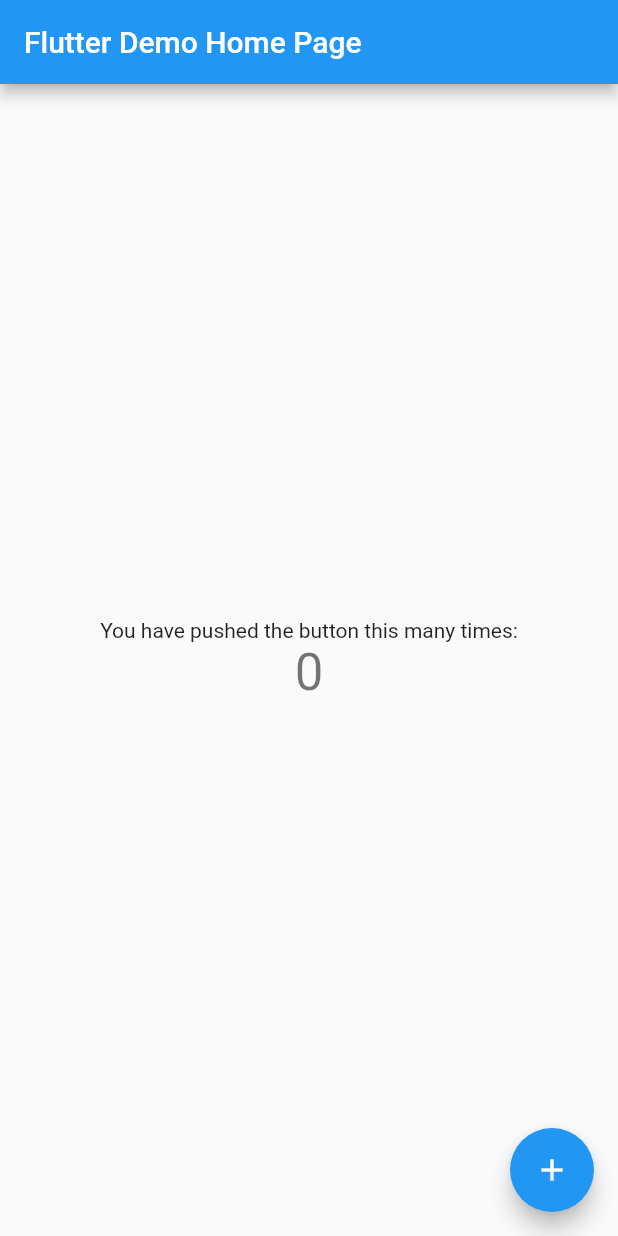
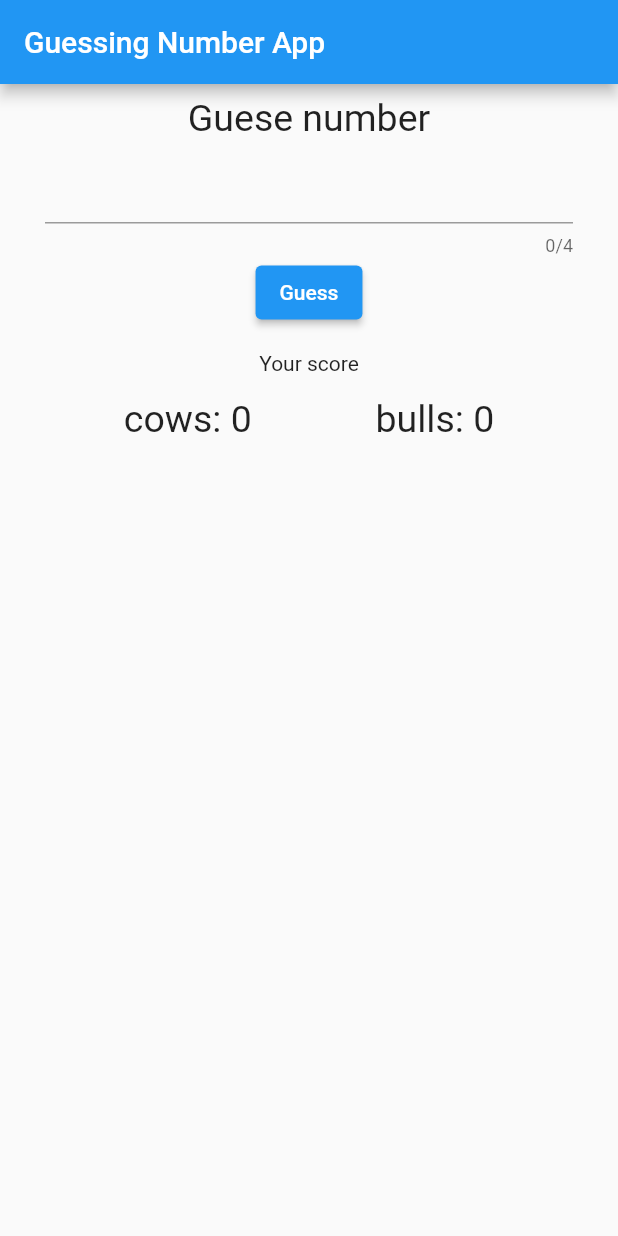
Before and after one commit to Phonekham/flutter_exercise, a Flutter app: the screen it shows after launch, on a phone screen of 412 x 824 dp. Run offline on Flutter 3.47's test engine with Material 2 defaults, Android fonts, the light colour scheme and no system bars.

Commit message:
guessing and display cows bulls

```diff
--- /dev/null
+++ b/lib/features/guessing_number/screen/guessing_number.dart
@@ -0,0 +1,161 @@
+import 'package:flutter/material.dart';
+import 'dart:math' show Random;
+import 'dart:io';
+
+class GuessingNumber extends StatefulWidget {
+  const GuessingNumber({Key? key}) : super(key: key);
+
+  @override
+  State<GuessingNumber> createState() => _GuessingNumberState();
+}
+
+class _GuessingNumberState extends State<GuessingNumber> {
+  int count = 0;
+  int cows = 0;
+  int bulls = 0;
+  bool game_over = false;
+  final _numberController = TextEditingController();
+
+  int _randomNumber() {
+    var MAX = 9;
+    var randomizer = Random();
+    var num = randomizer.nextInt(MAX);
+    return num;
+  }
+
+  String _computeNumber() {
+    final fisrt = _randomNumber();
+    final second = _randomNumber();
+    final third = _randomNumber();
+    final fourth = _randomNumber();
+    var rnd = fisrt.toString() +
+        second.toString() +
+        third.toString() +
+        fourth.toString();
+    return rnd;
+  }
+
+  bool? _verifyEntryNumber(number) {
+    number = number.toString();
+    bool verify = true;
+    for (var i = 0; i < 4; i++) {
+      if (number.lastIndexOf) {}
+    }
+  }
+
+  void _check() {
+    if (_numberController.text.length < 4) {
+      return;
+    }
+    final rnd = _computeNumber();
+    final rnd1 = rnd[0];
+    final rnd2 = rnd[1];
+    final rnd3 = rnd[2];
+    final rnd4 = rnd[3];
+    final input1 = _numberController.text[0];
+    final input2 = _numberController.text[1];
+    final input3 = _numberController.text[2];
+    final input4 = _numberController.text[3];
+    if (rnd1 == input1) {
+      setState(() {
+        cows++;
+      });
+    } else if (input1 == rnd2 || input1 == rnd3 || input1 == input4) {
+      setState(() {
+        bulls++;
+      });
+    }
+
+    if (rnd2 == input2) {
+      setState(() {
+        cows++;
+      });
+    } else if (input2 == rnd1 || input2 == rnd3 || input2 == input4) {
+      setState(() {
+        bulls++;
+      });
+    }
+
+    if (rnd3 == input3) {
+      setState(() {
+        cows++;
+      });
+    } else if (input3 == rnd1 || input3 == rnd2 || input3 == input4) {
+      setState(() {
+        bulls++;
+      });
+    }
+
+    if (rnd4 == input4) {
+      setState(() {
+        cows++;
+      });
+    } else if (input4 == rnd1 || input4 == rnd2 || input4 == input3) {
+      setState(() {
+        bulls++;
+      });
+    }
+
+    print(rnd);
+    print(_numberController.text);
+    print(cows);
+    print(bulls);
+  }
+
+  @override
+  Widget build(BuildContext context) {
+    return Scaffold(
+      appBar: AppBar(
+        title: Text('Guessing Number App'),
+      ),
+      body: SafeArea(
+        child: Column(
+          children: [
+            Padding(
+              padding: EdgeInsets.all(8.0),
+              child: Center(
+                  child: Text(
+                'Guese number',
+                style: TextStyle(fontSize: 25),
+              )),
+            ),
+            Padding(
+              padding: EdgeInsets.only(right: 30.0, left: 30),
+              child: TextFormField(
+                keyboardType: TextInputType.number,
+                maxLength: 4,
+                controller: _numberController,
+                // onChanged: (value) {
+                //   print(value);
+                // }
+              ),
+            ),
+            Center(
+              child: ElevatedButton(onPressed: _check, child: Text('Guess')),
+            ),
+            Padding(
+              padding: const EdgeInsets.all(15.0),
+              child: Text('Your score'),
+            ),
+            Center(
+              child: Row(
+                crossAxisAlignment: CrossAxisAlignment.center,
+                mainAxisAlignment: MainAxisAlignment.spaceEvenly,
+                children: [
+                  Text(
+                    'cows: ${cows}',
+                    style: TextStyle(fontSize: 25),
+                  ),
+                  Text(
+                    'bulls: ${bulls}',
+                    style: TextStyle(fontSize: 25),
+                  )
+                ],
+              ),
+            )
+          ],
+        ),
+      ),
+    );
+  }
+}
--- a/lib/main.dart
+++ b/lib/main.dart
@@ -1,4 +1,5 @@
 import 'package:flutter/material.dart';
+import 'package:flutter_exercise/features/guessing_number/screen/guessing_number.dart';
 
 void main() {
   runApp(const MyApp());
@@ -13,18 +14,9 @@
     return MaterialApp(
       title: 'Flutter Demo',
       theme: ThemeData(
-        // This is the theme of your application.
-        //
-        // Try running your application with "flutter run". You'll see the
-        // application has a blue toolbar. Then, without quitting the app, try
-        // changing the primarySwatch below to Colors.green and then invoke
-        // "hot reload" (press "r" in the console where you ran "flutter run",
-        // or simply save your changes to "hot reload" in a Flutter IDE).
-        // Notice that the counter didn't reset back to zero; the application
-        // is not restarted.
         primarySwatch: Colors.blue,
       ),
-      home: const MyHomePage(title: 'Flutter Demo Home Page'),
+      home: const GuessingNumber(),
     );
   }
 }
```
